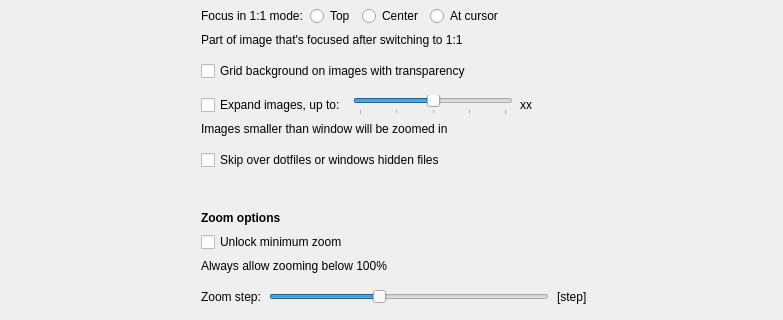
do-i/thumbgrid, file qimgv/gui/dialogs/settingsdialog.ui: the form before one commit; both pictures show x 0 to 783 and y 133 to 453 of the 783 by 741 pixel window.
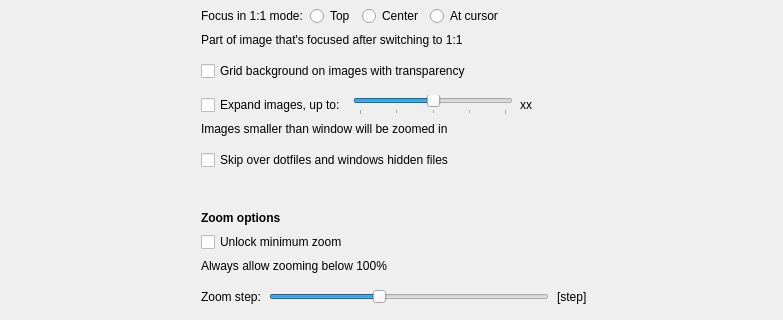
The form after the commit. The open tabs and pages were chosen to show the change. Custom widgets are drawn as their Qt base class.

```diff
--- a/qimgv/gui/dialogs/settingsdialog.ui
+++ b/qimgv/gui/dialogs/settingsdialog.ui
@@ -2285,7 +2285,7 @@
                      <bool>true</bool>
                     </property>
                     <property name="text">
-                     <string>Skip over dotfiles or windows hidden files</string>
+                     <string>Skip over dotfiles and windows hidden files</string>
                     </property>
                    </widget>
                   </item>
```
